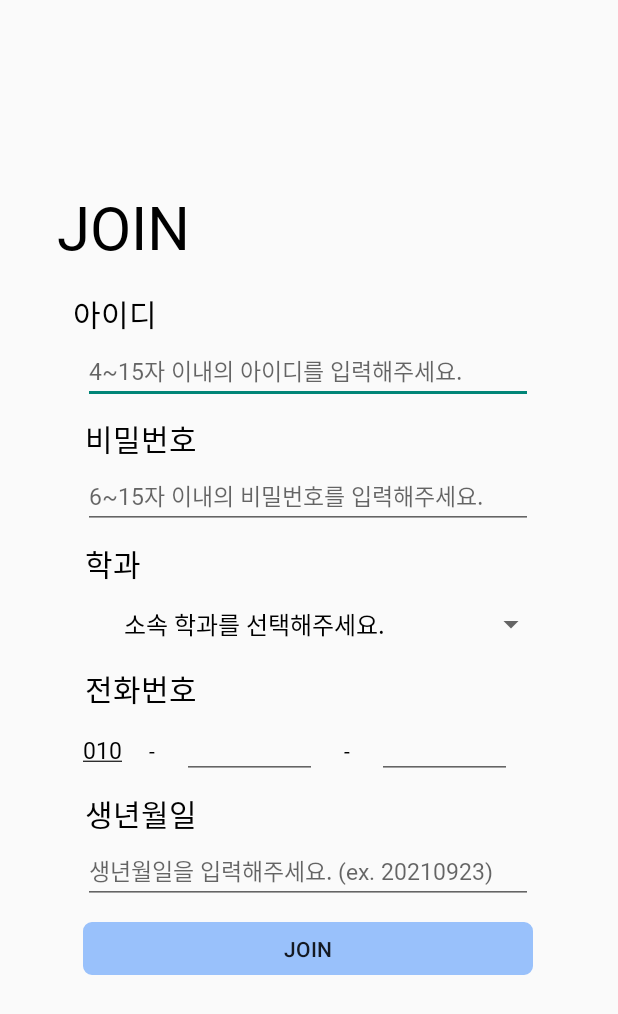
After one commit to 2021-02-Android/HaeDream, an Android app: the Join screen opened directly, with no data from a screen before it, on a phone screen of 412 x 824 dp. The commit adds this screen. Shown: the top 1014 px of the screen. Run offline under Robolectric (Android 15) with nearby library versions, the phone set to English and light mode, and no system bars.

Commit message:
han hyo eun . (PUSH LOGIN)

```diff
--- /dev/null
+++ b/app/src/main/java/com/example/haedream/HelpCall.java
@@ -0,0 +1,72 @@
+package com.example.haedream;
+
+import android.os.Bundle;
+import android.view.View;
+import android.widget.AdapterView;
+import android.widget.ArrayAdapter;
+import android.widget.Spinner;
+
+import androidx.annotation.Nullable;
+import androidx.appcompat.app.AppCompatActivity;
+
+public class HelpCall extends AppCompatActivity {
+    Spinner spinner1;
+    Spinner spinner2;
+    Spinner spinner3;
+
+    @Override
+    protected void onCreate(@Nullable Bundle savedInstanceState) {
+        super.onCreate(savedInstanceState);
+        setContentView(R.layout.helpcall);
+
+        View decorView = getWindow().getDecorView();
+
+        int uiOptions = View.SYSTEM_UI_FLAG_FULLSCREEN;
+        decorView.setSystemUiVisibility(uiOptions);
+
+        spinner1 = findViewById(R.id.spinner1);//심부름 항목
+        spinner2 = findViewById(R.id.spinner2); //포인트
+        spinner3 = findViewById(R.id.spinner3);//시간
+
+        ArrayAdapter helpAdapter = ArrayAdapter.createFromResource(this, R.array.drive_array, android.R.layout.simple_spinner_dropdown_item);
+        ArrayAdapter pointAdapter = ArrayAdapter.createFromResource(this, R.array.my_array, android.R.layout.simple_spinner_dropdown_item);
+        ArrayAdapter timeAdapter = ArrayAdapter.createFromResource(this, R.array.time_array, android.R.layout.simple_spinner_dropdown_item);
+
+        helpAdapter.setDropDownViewResource(android.R.layout.simple_spinner_dropdown_item);
+        spinner1.setAdapter(helpAdapter); //어댑터에 연결해줍니다.
+        spinner1.setOnItemSelectedListener(new AdapterView.OnItemSelectedListener(){
+
+            @Override
+            public void onItemSelected(AdapterView<?> adapterView, View view, int i, long l) { }
+
+            @Override
+            public void onNothingSelected(AdapterView<?> adapterView) { }
+        });
+
+        pointAdapter.setDropDownViewResource(android.R.layout.simple_spinner_dropdown_item);
+        spinner2.setAdapter(pointAdapter); //어댑터에 연결
+        spinner2.setOnItemSelectedListener(new AdapterView.OnItemSelectedListener(){
+
+            @Override
+            public void onItemSelected(AdapterView<?> adapterView, View view, int i, long l) {
+
+            }
+
+            @Override
+            public void onNothingSelected(AdapterView<?> adapterView) {
+
+            }
+        });
+
+        timeAdapter.setDropDownViewResource(android.R.layout.simple_spinner_dropdown_item);
+        spinner3.setAdapter(timeAdapter); //어댑터에 연결해줍니다.
+        spinner3.setOnItemSelectedListener(new AdapterView.OnItemSelectedListener(){
+
+            @Override
+            public void onItemSelected(AdapterView<?> adapterView, View view, int i, long l) { }
+
+            @Override
+            public void onNothingSelected(AdapterView<?> adapterView) { }
+        });
+    }
+}
--- /dev/null
+++ b/app/src/main/java/com/example/haedream/Join.java
@@ -0,0 +1,32 @@
+package com.example.haedream;
+
+import android.os.Bundle;
+import android.view.View;
+import android.widget.AdapterView;
+import android.widget.ArrayAdapter;
+import android.widget.Spinner;
+
+import androidx.annotation.Nullable;
+import androidx.appcompat.app.AppCompatActivity;
+
+public class Join extends AppCompatActivity {
+    Spinner spinner;
+    @Override
+    protected void onCreate(@Nullable Bundle savedInstanceState) {
+        super.onCreate(savedInstanceState);
+        setContentView(R.layout.join);
+
+        spinner = findViewById(R.id.regi_depart);
+        ArrayAdapter departAdapter = ArrayAdapter.createFromResource(this, R.array.departArray, android.R.layout.simple_spinner_dropdown_item);
+        departAdapter.setDropDownViewResource(android.R.layout.simple_spinner_dropdown_item);
+
+        spinner.setAdapter(departAdapter);
+        spinner.setOnItemSelectedListener(new AdapterView.OnItemSelectedListener(){
+            @Override
+            public void onItemSelected(AdapterView<?> adapterView, View view, int i, long l) { }
+
+            @Override
+            public void onNothingSelected(AdapterView<?> adapterView) { }
+        });
+    }
+}
--- a/app/src/main/java/com/example/haedream/MainActivity.java
+++ b/app/src/main/java/com/example/haedream/MainActivity.java
@@ -2,70 +2,25 @@ package com.example.haedream;
 
 import androidx.appcompat.app.AppCompatActivity;
 
+import android.content.Intent;
 import android.os.Bundle;
 import android.view.View;
-import android.widget.AdapterView;
-import android.widget.ArrayAdapter;
-import android.widget.Spinner;
+import android.widget.Button;
 
 public class MainActivity extends AppCompatActivity {
-    Spinner spinner1;
-    Spinner spinner2;
-    Spinner spinner3;
-
     @Override
     protected void onCreate(Bundle savedInstanceState) {
         super.onCreate(savedInstanceState);
-        setContentView(R.layout.helpcall);
+        setContentView(R.layout.login);
 
-        View decorView = getWindow().getDecorView();
-
-        int uiOptions = View.SYSTEM_UI_FLAG_FULLSCREEN;
-        decorView.setSystemUiVisibility(uiOptions);
-
-        spinner1 = findViewById(R.id.spinner1);//심부름 항목
-        spinner2= findViewById(R.id.spinner2); //포인트
-        spinner3 = findViewById(R.id.spinner3);//시간
-
-        ArrayAdapter helpAdapter = ArrayAdapter.createFromResource(this, R.array.drive_array, android.R.layout.simple_spinner_dropdown_item);
-        ArrayAdapter pointAdapter = ArrayAdapter.createFromResource(this, R.array.my_array, android.R.layout.simple_spinner_dropdown_item);
-        ArrayAdapter timeAdapter = ArrayAdapter.createFromResource(this, R.array.time_array, android.R.layout.simple_spinner_dropdown_item);
-
-        helpAdapter.setDropDownViewResource(android.R.layout.simple_spinner_dropdown_item);
-        spinner1.setAdapter(helpAdapter); //어댑터에 연결해줍니다.
-        spinner1.setOnItemSelectedListener(new AdapterView.OnItemSelectedListener(){
-
+        // 로그인창에서 회원가입 버튼 누를 시 이동
+        Button imageButton = findViewById(R.id.go_join);
+        imageButton.setOnClickListener(new View.OnClickListener() {
             @Override
-            public void onItemSelected(AdapterView<?> adapterView, View view, int i, long l) { }
-
-            @Override
-            public void onNothingSelected(AdapterView<?> adapterView) { }
-        });
-
-        pointAdapter.setDropDownViewResource(android.R.layout.simple_spinner_dropdown_item);
-        spinner2.setAdapter(pointAdapter); //어댑터에 연결
-        spinner2.setOnItemSelectedListener(new AdapterView.OnItemSelectedListener(){
-
-            @Override
-            public void onItemSelected(AdapterView<?> adapterView, View view, int i, long l) {
-
+            public void onClick(View view) {
+                Intent intent = new Intent(getApplicationContext(), Join.class);
+                startActivity(intent);
             }
-
-            @Override
-            public void onNothingSelected(AdapterView<?> adapterView) {
-
-            }
-        });
-
-        timeAdapter.setDropDownViewResource(android.R.layout.simple_spinner_dropdown_item);
-        spinner3.setAdapter(timeAdapter); //어댑터에 연결해줍니다.
-        spinner3.setOnItemSelectedListener(new AdapterView.OnItemSelectedListener(){
-
-            @Override
-            public void onItemSelected(AdapterView<?> adapterView, View view, int i, long l) { }
-
-            @Override
-            public void onNothingSelected(AdapterView<?> adapterView) { }
         });
     }
 }
--- /dev/null
+++ b/app/src/main/res/layout/join.xml
@@ -0,0 +1,247 @@
+<?xml version="1.0" encoding="utf-8"?>
+<!-- 회원가입 화면 _ view 아이디
+    아이디 : regi_id    비번 : regi_pw    학과 : regi_depart
+    전화번호 : regi_first_num, regi_second_num    생년월일 : regi_birth
+    회원가입 버튼 : join
+    글자수 제한 다 해놨음
+-->
+<androidx.constraintlayout.widget.ConstraintLayout xmlns:android="http://schemas.android.com/apk/res/android"
+    xmlns:app="http://schemas.android.com/apk/res-auto"
+    xmlns:tools="http://schemas.android.com/tools"
+    android:layout_width="match_parent"
+    android:layout_height="match_parent"
+    android:orientation="vertical">
+
+    <!-- 아이디 -->
+
+    <TextView
+        android:id="@+id/textView"
+        android:layout_width="wrap_content"
+        android:layout_height="wrap_content"
+        android:layout_marginStart="24dp"
+        android:layout_marginTop="124dp"
+        android:fontFamily="@font/font_bold"
+        android:text="JOIN"
+        android:textColor="@color/black"
+        android:textSize="40dp"
+        app:layout_constraintEnd_toEndOf="parent"
+        app:layout_constraintHorizontal_bias="0.047"
+        app:layout_constraintStart_toStartOf="parent"
+        app:layout_constraintTop_toTopOf="parent" />
+
+    <TextView
+        android:id="@+id/textView2"
+        android:layout_width="wrap_content"
+        android:layout_height="wrap_content"
+        android:layout_marginTop="16dp"
+        android:fontFamily="@font/font_medium"
+        android:text="아이디"
+        android:textColor="@color/black"
+        android:textSize="20dp"
+        app:layout_constraintEnd_toEndOf="parent"
+        app:layout_constraintHorizontal_bias="0.137"
+        app:layout_constraintStart_toStartOf="parent"
+        app:layout_constraintTop_toBottomOf="@+id/textView" />
+    <EditText
+        android:id="@+id/regi_id"
+        android:layout_width="300dp"
+        android:layout_height="40dp"
+        android:layout_marginTop="5dp"
+        android:ems="10"
+        android:fontFamily="@font/font_light"
+        android:hint="4~15자 이내의 아이디를 입력해주세요."
+        android:inputType="text"
+        android:maxLength="15"
+        android:textColor="@color/black"
+        android:textSize="15dp"
+        app:layout_constraintEnd_toEndOf="parent"
+        app:layout_constraintHorizontal_bias="0.494"
+        app:layout_constraintStart_toStartOf="parent"
+        app:layout_constraintTop_toBottomOf="@+id/textView2" />
+
+    <!-- 비밀번호 -->
+    <TextView
+        android:id="@+id/textView3"
+        android:layout_width="wrap_content"
+        android:layout_height="wrap_content"
+        android:layout_marginStart="46dp"
+        android:layout_marginTop="8dp"
+        android:layout_marginEnd="270dp"
+        android:fontFamily="@font/font_medium"
+        android:text="비밀번호"
+        android:textColor="@color/black"
+        android:textSize="20dp"
+        app:layout_constraintEnd_toEndOf="parent"
+        app:layout_constraintStart_toStartOf="parent"
+        app:layout_constraintTop_toBottomOf="@+id/regi_id" />
+
+    <EditText
+        android:id="@+id/regi_pw"
+        android:layout_width="300dp"
+        android:layout_height="40dp"
+        android:layout_marginStart="46dp"
+        android:layout_marginTop="5dp"
+        android:layout_marginEnd="47dp"
+        android:ems="10"
+        android:fontFamily="@font/font_light"
+        android:hint="6~15자 이내의 비밀번호를 입력해주세요."
+        android:inputType="textPassword"
+        android:maxLength="15"
+        android:textColor="@color/black"
+        android:textSize="15dp"
+        app:layout_constraintEnd_toEndOf="parent"
+        app:layout_constraintStart_toStartOf="parent"
+        app:layout_constraintTop_toBottomOf="@+id/textView3" />
+
+    <!-- 학과 -->
+    <TextView
+        android:id="@+id/textView5"
+        android:layout_width="wrap_content"
+        android:layout_height="wrap_content"
+        android:layout_marginStart="46dp"
+        android:layout_marginTop="8dp"
+        android:layout_marginEnd="308dp"
+        android:fontFamily="@font/font_medium"
+        android:text="학과"
+        android:textColor="@color/black"
+        android:textSize="20dp"
+        app:layout_constraintEnd_toEndOf="parent"
+        app:layout_constraintStart_toStartOf="parent"
+        app:layout_constraintTop_toBottomOf="@+id/regi_pw" />
+    <!--
+        Spinner item 편집은 values>array.xml 에서하기
+        Spinner 자체에서 밑줄 만들고 싶은데 못하겠어..
+    -->
+    <Spinner
+        android:id="@+id/regi_depart"
+        android:layout_width="300dp"
+        android:layout_height="40dp"
+        android:layout_marginTop="5dp"
+        android:layout_marginEnd="47dp"
+        android:fontFamily="@font/font_light"
+        android:padding="10dp"
+        android:spinnerMode="dropdown"
+        android:textColor="@color/black"
+        app:layout_constraintEnd_toEndOf="parent"
+        app:layout_constraintTop_toBottomOf="@+id/textView5" />
+
+    <!-- 전화번호 -->
+    <TextView
+        android:id="@+id/textView7"
+        android:layout_width="wrap_content"
+        android:layout_height="wrap_content"
+        android:layout_marginStart="46dp"
+        android:layout_marginTop="8dp"
+        android:layout_marginEnd="270dp"
+        android:fontFamily="@font/font_medium"
+        android:text="전화번호"
+        android:textColor="@color/black"
+        android:textSize="20dp"
+        app:layout_constraintEnd_toEndOf="parent"
+        app:layout_constraintStart_toStartOf="parent"
+        app:layout_constraintTop_toBottomOf="@+id/regi_depart" />
+
+    <LinearLayout
+        android:id="@+id/linearLayout"
+        android:layout_width="300dp"
+        android:layout_height="40dp"
+        android:layout_marginStart="46dp"
+        android:layout_marginTop="5dp"
+        android:layout_marginEnd="47dp"
+        android:orientation="horizontal"
+        app:layout_constraintEnd_toEndOf="parent"
+        app:layout_constraintStart_toStartOf="parent"
+        app:layout_constraintTop_toBottomOf="@+id/textView7">
+
+        <TextView
+            android:layout_width="wrap_content"
+            android:layout_height="wrap_content"
+            android:fontFamily="@font/font_light"
+            android:text="@string/phone"
+            android:textColor="@color/black"
+            android:textSize="15dp" />
+
+        <TextView
+            android:layout_width="40dp"
+            android:layout_height="wrap_content"
+            android:fontFamily="@font/font_bold"
+            android:text=" - "
+            android:textAlignment="center"
+            android:textColor="@color/black" />
+
+        <EditText
+            android:id="@+id/regi_first_num"
+            android:layout_width="90dp"
+            android:layout_height="wrap_content"
+            android:fontFamily="@font/font_light"
+            android:inputType="number"
+            android:maxLength="4"
+            android:textSize="15dp" />
+
+        <TextView
+            android:layout_width="40dp"
+            android:layout_height="wrap_content"
+            android:fontFamily="@font/font_bold"
+            android:text=" - "
+            android:textAlignment="center"
+            android:textColor="@color/black" />
+
+        <EditText
+            android:id="@+id/regi_second_num"
+            android:layout_width="90dp"
+            android:layout_height="wrap_content"
+            android:fontFamily="@font/font_light"
+            android:inputType="number"
+            android:maxLength="4"
+            android:textSize="15dp" />
+    </LinearLayout>
+
+    <!-- 생년월일 -->
+    <TextView
+        android:id="@+id/textView8"
+        android:layout_width="wrap_content"
+        android:layout_height="wrap_content"
+        android:layout_marginStart="46dp"
+        android:layout_marginTop="8dp"
+        android:layout_marginEnd="270dp"
+        android:fontFamily="@font/font_medium"
+        android:text="생년월일"
+        android:textColor="@color/black"
+        android:textSize="20dp"
+        app:layout_constraintEnd_toEndOf="parent"
+        app:layout_constraintStart_toStartOf="parent"
+        app:layout_constraintTop_toBottomOf="@+id/linearLayout" />
+
+    <EditText
+        android:id="@+id/regi_birth"
+        android:layout_width="300dp"
+        android:layout_height="40dp"
+        android:layout_marginStart="46dp"
+        android:layout_marginTop="5dp"
+        android:layout_marginEnd="47dp"
+        android:ems="10"
+        android:fontFamily="@font/font_light"
+        android:hint="생년월일을 입력해주세요. (ex. 20210923)"
+        android:inputType="date"
+        android:maxLength="8"
+        android:textColor="@color/black"
+        android:textSize="15dp"
+        app:layout_constraintEnd_toEndOf="parent"
+        app:layout_constraintStart_toStartOf="parent"
+        app:layout_constraintTop_toBottomOf="@+id/textView8" />
+
+    <Button
+        android:id="@+id/join"
+        android:layout_width="300dp"
+        android:layout_height="35dp"
+        android:layout_marginStart="46dp"
+        android:layout_marginTop="12dp"
+        android:layout_marginEnd="47dp"
+        android:background="@drawable/login_button"
+        android:text="JOIN"
+        app:layout_constraintEnd_toEndOf="parent"
+        app:layout_constraintStart_toStartOf="parent"
+        app:layout_constraintTop_toBottomOf="@+id/regi_birth"
+        tools:ignore="TouchTargetSizeCheck,DuplicateSpeakableTextCheck" />
+
+</androidx.constraintlayout.widget.ConstraintLayout>
--- a/app/src/main/res/layout/login.xml
+++ b/app/src/main/res/layout/login.xml
@@ -1,9 +1,8 @@
 <?xml version="1.0" encoding="utf-8"?>
-<!-- 로그인 화면
-    view 아이디
+<!-- 로그인 화면 _ view 아이디
     사용자 입력 : user_id, user_pw
     로그인 버튼 : login
-    아이디 찾기 : find_id, 비번 찾기 : find_pw, 회원가입 : join
+    아이디 찾기 : find_id, 비번 찾기 : find_pw, 회원가입 : join_go
 -->
 <androidx.constraintlayout.widget.ConstraintLayout xmlns:android="http://schemas.android.com/apk/res/android"
     xmlns:app="http://schemas.android.com/apk/res-auto"
@@ -80,12 +79,13 @@
         app:layout_constraintVertical_bias="1.0"
         tools:ignore="TouchTargetSizeCheck,TextContrastCheck,SpeakableTextPresentCheck" />
 
-    <TextView
-        android:id="@+id/join"
+    <Button
+        android:id="@+id/go_join"
         android:layout_width="wrap_content"
         android:layout_height="wrap_content"
-        android:layout_marginTop="20dp"
+        android:layout_marginTop="12dp"
         android:layout_marginEnd="44dp"
+        android:background="@drawable/input_white"
         android:fontFamily="@font/font_medium"
         android:text="@string/join"
         android:textColor="#000000"
--- a/app/src/main/res/values/array.xml
+++ b/app/src/main/res/values/array.xml
@@ -28,4 +28,9 @@
         <item> 기타 </item>
     </string-array>
 
+    <string-array name="departArray">
+            <item>소속 학과를 선택해주세요.</item>
+            <item>컴퓨터소프트웨어</item>
+    </string-array>
+
 </resources>
--- a/app/src/main/res/values/strings.xml
+++ b/app/src/main/res/values/strings.xml
@@ -7,4 +7,5 @@
     <string name="input_pw">비밀번호 입력</string>
     <string name="input_id">아이디 입력</string>
     <string name="join">회원가입</string>
+    <string name="phone"><u>010</u></string>
 </resources>
```
Also changed, not shown: app/src/main/AndroidManifest.xml (+12 -1 lines).
